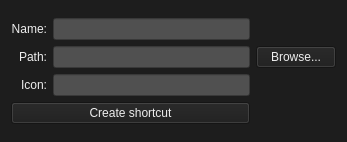
The window that mainwindow.ui (Kuxe/dsktshrt) describes before a commit, drawn with Qt 5.
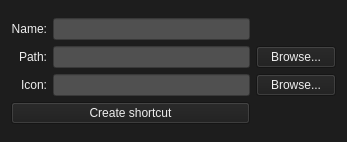
The same window after the commit.

Commit message: implemented icon-button

```diff
--- a/mainwindow.ui
+++ b/mainwindow.ui
@@ -143,6 +143,13 @@
         </property>
        </widget>
       </item>
+      <item row="2" column="3">
+       <widget class="QPushButton" name="iconButton">
+        <property name="text">
+         <string>Browse...</string>
+        </property>
+       </widget>
+      </item>
      </layout>
     </item>
    </layout>
```
Left out of the diff: 17 changed lines with no effect on the pictures. The commit also changes 4 other files.
